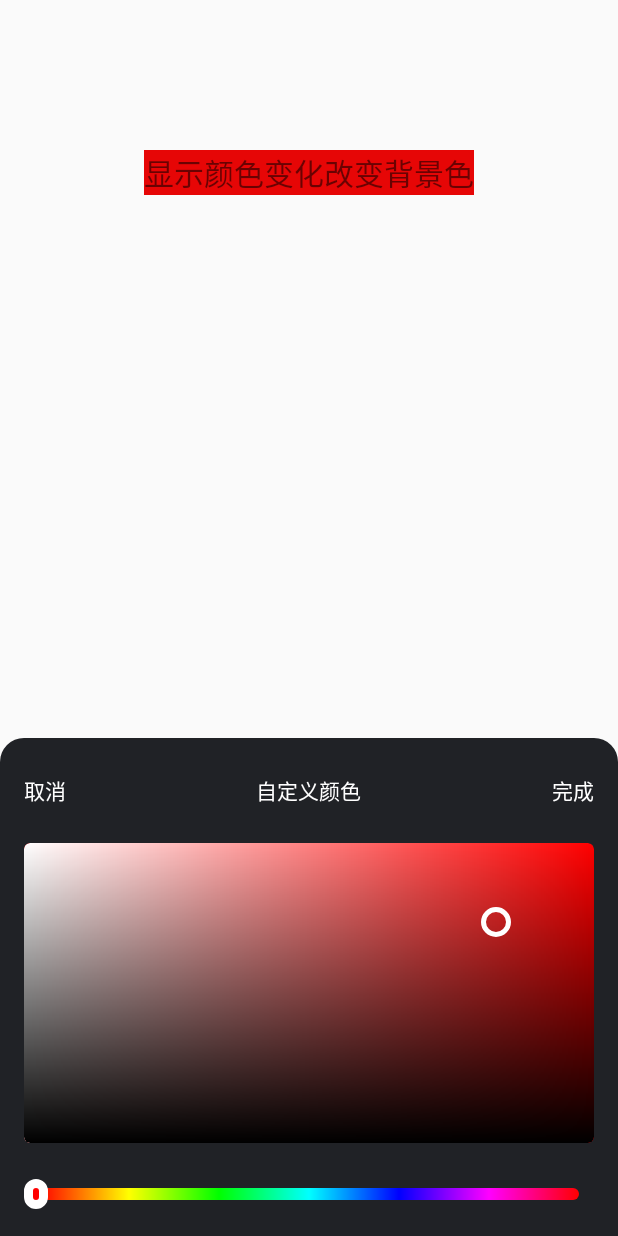
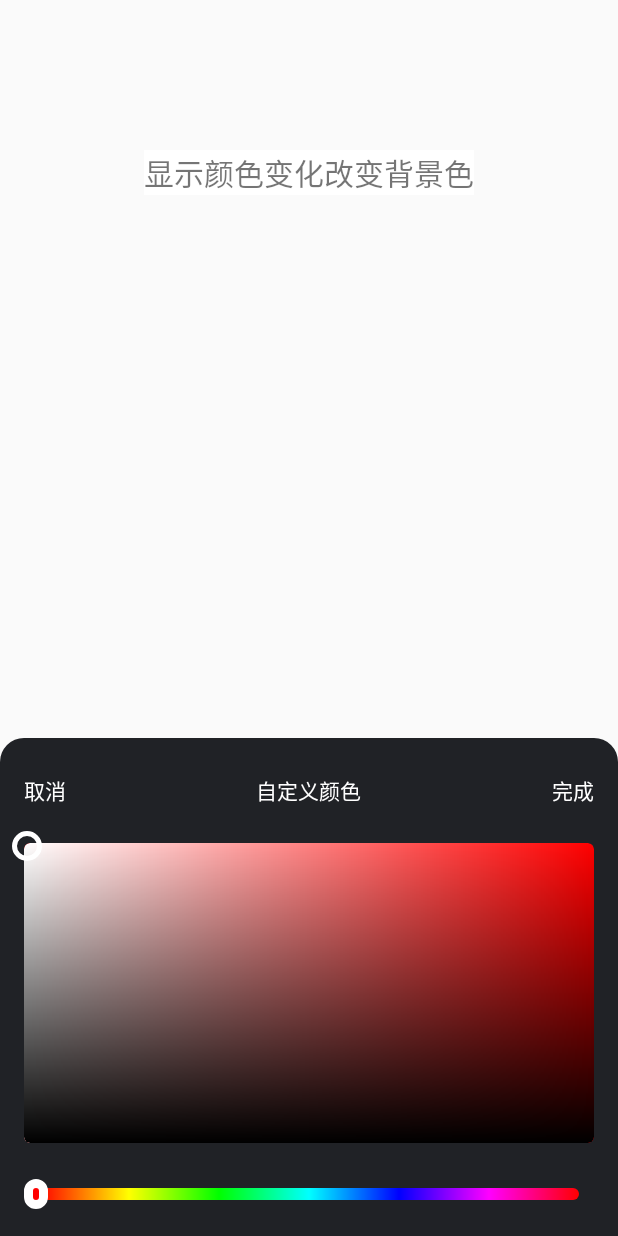
Before and after one commit to fang852049105/KotlinDemo, an Android app: the TestActivity screen opened directly, with no data from a screen before it, after a tap on "显示颜色变化改变背景色", on a phone screen of 412 x 824 dp. Run offline under Robolectric (Android 15) with nearby library versions, the phone set to English and light mode, and no system bars; our stand-ins replace CircleImageView, RxJava; libraries missing offline, so code that uses them is left out: com.orhanobut.logger, com.squareup.leakcanary, com.tencent.bugly, pub.devrel.easypermissions; Roboto replaces fonts that are not available here.

Commit message:
feat：UI适配

```diff
--- a/app/src/main/java/com/hazz/kotlinmvp/ui/activity/TestActivity.kt
+++ b/app/src/main/java/com/hazz/kotlinmvp/ui/activity/TestActivity.kt
@@ -17,7 +17,9 @@ import kotlinx.android.synthetic.main.activity_test.tv_show
 class TestActivity : BaseActivity() {
 
   private var colorPickerFragment: ColorPickerFragment?= null
-  private var currentColorId = -3987159
+  //private var currentColorId = -16711936
+  private var currentColorId = -1
+
   override fun layoutId(): Int {
     return R.layout.activity_test
   }
@@ -26,7 +28,7 @@ class TestActivity : BaseActivity() {
   }
 
   override fun initView() {
-    tv_show.setBackgroundColor(-1702394)
+    tv_show.setBackgroundColor(currentColorId)
     tv_show.setOnClickListener(View.OnClickListener {
       //cpv_color_picker.visibility = View.VISIBLE
       colorPickerFragment?.let {
--- a/lib-widget/src/main/java/com/fxq/lib/widget/colorpicker/ColorPicker.kt
+++ b/lib-widget/src/main/java/com/fxq/lib/widget/colorpicker/ColorPicker.kt
@@ -149,8 +149,8 @@ class ColorPicker : RelativeLayout {
    * 颜色明暗度调整
    */
   private fun changeColor() {
-    var hPercent = mLocation.x / (mFakeBgColor.width)
-    var vPercent = mLocation.y / (mFakeBgColor.height)
+    var hPercent = mLocation.x / (mFakeBgColor.width - mLocation.width)
+    var vPercent = mLocation.y / (mFakeBgColor.height - mLocation.height)
     setColorSat(1f * hPercent) //颜色深浅
     setColorVal(1f - 1f * vPercent) //颜色明暗
     val color = Color.HSVToColor(mCurrentHSV)
@@ -166,8 +166,8 @@ class ColorPicker : RelativeLayout {
     mLocation.post {
       colorBarLayoutParams.leftMargin = (mLLColorProgress.width * mCurrentHSV[0] / 360f).toInt()
       mColorBarDot.layoutParams = colorBarLayoutParams
-      vLocationLayoutParams.leftMargin = (mFakeBgColor.width * mCurrentHSV[1]).toInt()
-      vLocationLayoutParams.topMargin = (mFakeBgColor.height * (1f- mCurrentHSV[2])).toInt()
+      vLocationLayoutParams.leftMargin = ((mFakeBgColor.width - mLocation.width) * mCurrentHSV[1]).toInt()
+      vLocationLayoutParams.topMargin = ((mFakeBgColor.height - mLocation.height) * (1f- mCurrentHSV[2])).toInt()
       mLocation.layoutParams = vLocationLayoutParams
     }
   }
```
